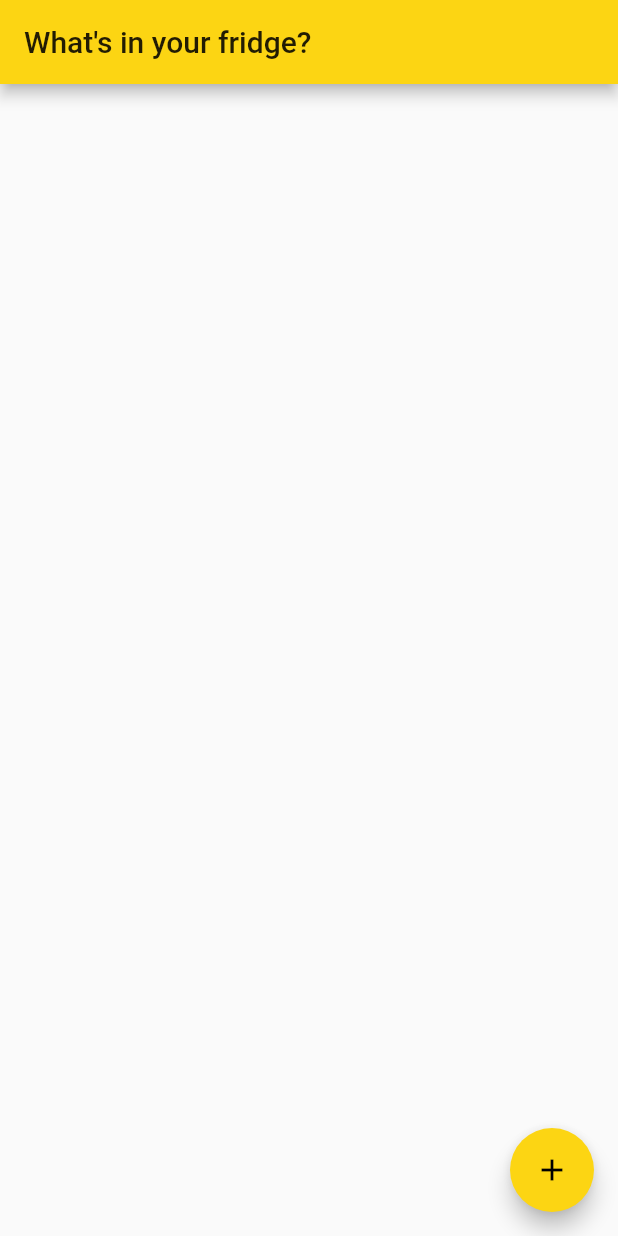
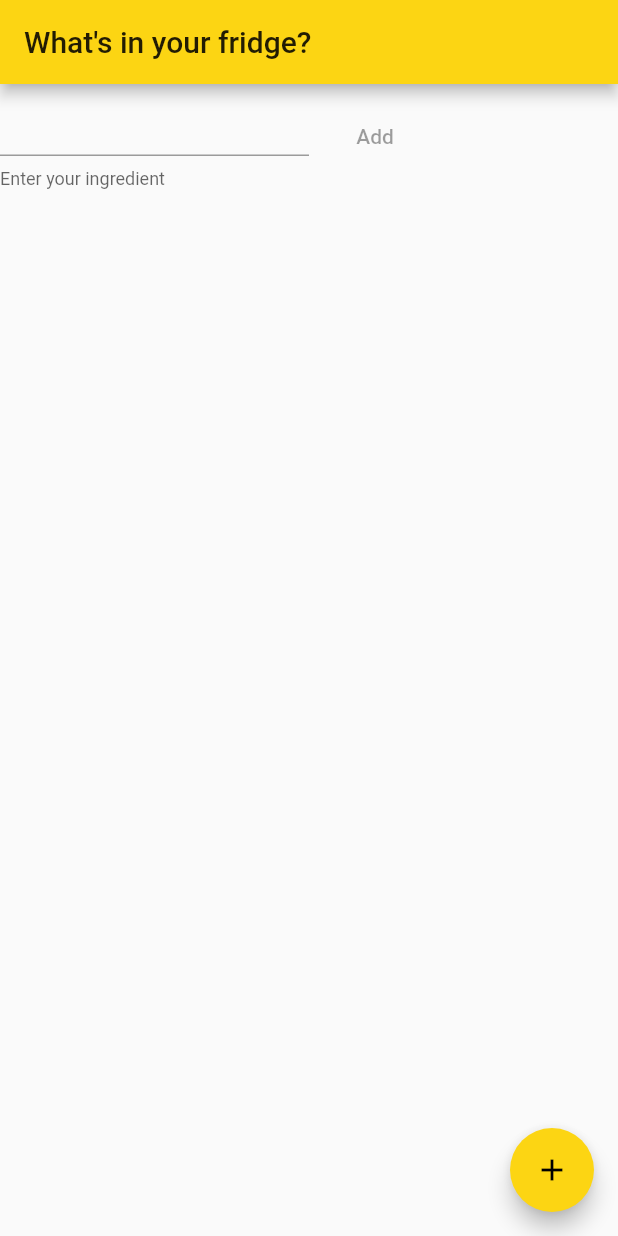
Before and after one commit to jumbo-tech-campus/food-waste, a Flutter app: the screen it shows after launch, on a phone screen of 412 x 824 dp. Run offline on Flutter 3.47's test engine with Material 2 defaults, Android fonts, the phone set to English and light mode, and no system bars.

Commit message:
Added ingredient input fields

```diff
--- a/app/FoodWaste/lib/enter_ingredients_page.dart
+++ b/app/FoodWaste/lib/enter_ingredients_page.dart
@@ -1,11 +1,8 @@
 import 'package:flutter/material.dart';
-
-import 'jumbo_ui.dart';
+import 'package:food_waste/ui/jumbo_ui.dart';
 
 class EnterIngredientsPage extends StatefulWidget {
-  EnterIngredientsPage({Key key, this.title}) : super(key: key);
-
-  final String title;
+  EnterIngredientsPage({Key key}) : super(key: key);
 
   @override
   _EnterIngredientsPageState createState() => _EnterIngredientsPageState();
@@ -24,24 +21,29 @@ class _EnterIngredientsPageState extends State<EnterIngredientsPage> {
   Widget build(BuildContext context) {
     return Scaffold(
         appBar: AppBar(
-          title: Text(widget.title),
+          title: Text("What\'s in your fridge?"),
         ),
-        body: Center(
-          child: Column(
-            mainAxisAlignment: MainAxisAlignment.center,
-            children: <Widget>[
-
-            ],
-          ),
+        body: Column(
+          children: <Widget>[
+            Row(
+              children: <Widget>[
+                Flexible(
+                  child: TextField(
+                    decoration:
+                        InputDecoration(helperText: "Enter your ingredient"),
+                    style: Theme.of(context).textTheme.body1,
+                  ),
+                ),
+                Flexible(child: MaterialButton(child: Text("Add"))),
+              ],
+            ),
+          ],
         ),
         floatingActionButton: FloatingActionButton(
-          onPressed: () => {
-
-          },
+          onPressed: () => {},
           tooltip: 'Increment',
           child: Icon(Icons.add),
           backgroundColor: JumboUI.yellowColor,
-        )
-    );
+        ));
   }
 }
--- a/app/FoodWaste/lib/main.dart
+++ b/app/FoodWaste/lib/main.dart
@@ -1,7 +1,8 @@
 import 'package:flutter/material.dart';
+import 'package:food_waste/search_results_page.dart';
 
 import 'enter_ingredients_page.dart';
-import 'jumbo_ui.dart';
+import 'package:food_waste/ui/jumbo_ui.dart';
 
 void main() => runApp(FoodWasteApp());
 
@@ -13,7 +14,7 @@ class FoodWasteApp extends StatelessWidget {
       theme: ThemeData(
         primarySwatch: JumboUI.yellowColor,
       ),
-      home: EnterIngredientsPage(title: 'What\'s in your fridge?'),
+      home: EnterIngredientsPage(),
     );
   }
 }
--- a/app/FoodWaste/lib/jumbo_ui.dart
+++ b/app/FoodWaste/lib/ui/jumbo_ui.dart
@@ -31,5 +31,6 @@ Map<int, Color> _greyYellow = {
 class JumboUI {
   static MaterialColor yellowColor = MaterialColor(0xFFFCD513, _jumboYellow);
   static MaterialColor greyColor = MaterialColor(0xFFABABAB, _greyYellow);
-//  static MaterialColor whiteColor = Colors.white;
+
+
 }
```
Also changed, not shown: 1 other file.
